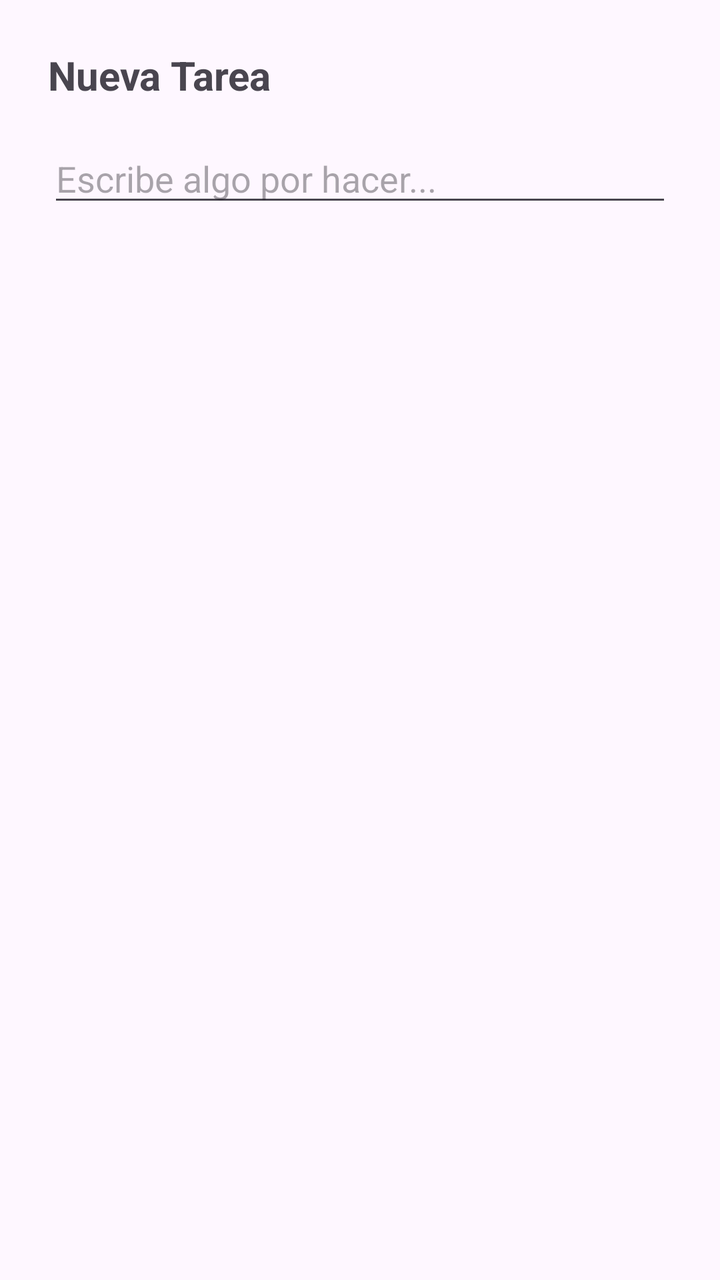
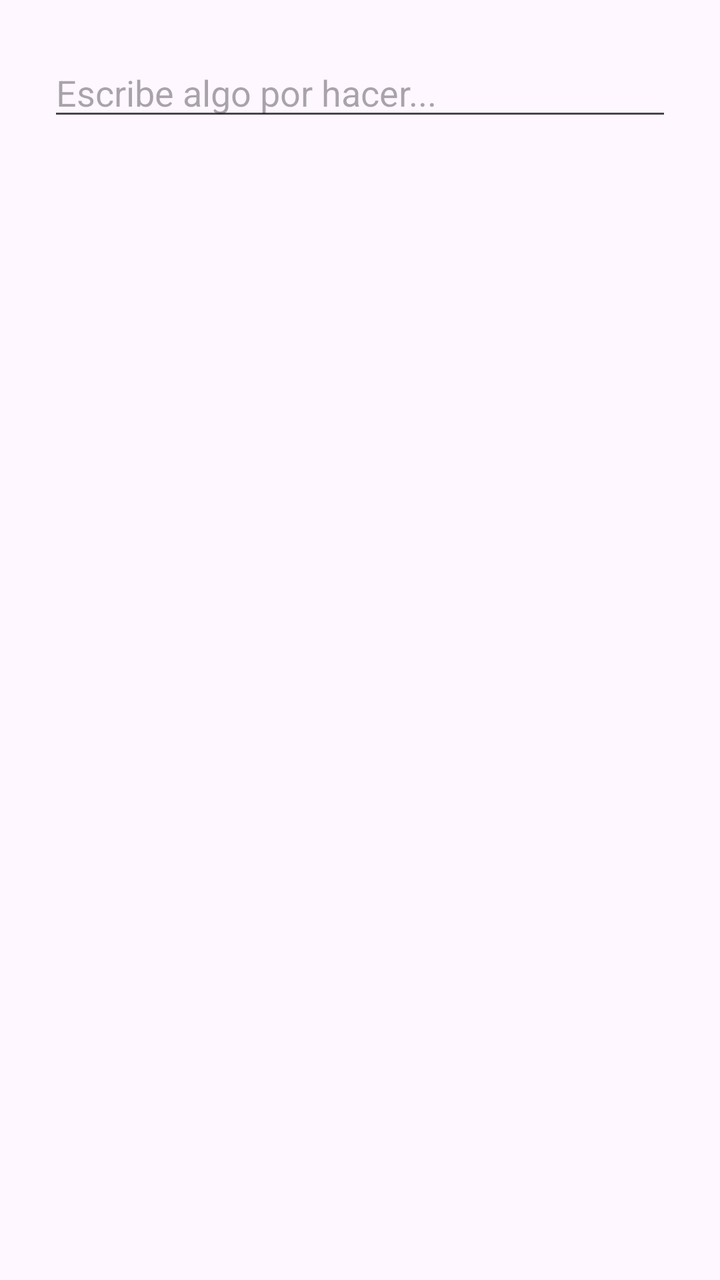

An Android layout rendered at two revisions. The XML below is the earlier revision; the diff shows what the commit changed to produce the second picture.
<!-- AndroidManifest.xml: application theme Theme.CrudSQL -->
<!-- res/layout/dialog_add_todo.xml -->
<?xml version="1.0" encoding="utf-8"?>
<LinearLayout xmlns:android="http://schemas.android.com/apk/res/android"
    android:layout_width="match_parent"
    android:layout_height="wrap_content"
    android:orientation="vertical"
    android:padding="24dp">

    <TextView
        android:layout_width="match_parent"
        android:layout_height="wrap_content"
        android:text="Nueva Tarea"
        android:textSize="20sp"
        android:textStyle="bold"
        android:layout_marginBottom="16dp"/>

    <EditText
        android:id="@+id/etNewTask"
        android:layout_width="match_parent"
        android:layout_height="wrap_content"
        android:hint="Escribe algo por hacer..."
        android:inputType="textCapSentences"/>

</LinearLayout>
<!-- resources referenced by this layout -->
<resources>
  <style name="Theme.CrudSQL" parent="Base.Theme.CrudSQL" />
  <style name="Base.Theme.CrudSQL" parent="Theme.Material3.DayNight.NoActionBar">
          
          
      </style>
</resources>

<!-- the commit's change to res/layout/dialog_add_todo.xml (unified diff, before → after) -->
@@ -4,14 +4,6 @@
     android:layout_height="wrap_content"
     android:orientation="vertical"
     android:padding="24dp">
-
-    <TextView
-        android:layout_width="match_parent"
-        android:layout_height="wrap_content"
-        android:text="Nueva Tarea"
-        android:textSize="20sp"
-        android:textStyle="bold"
-        android:layout_marginBottom="16dp"/>
 
     <EditText
         android:id="@+id/etNewTask"
